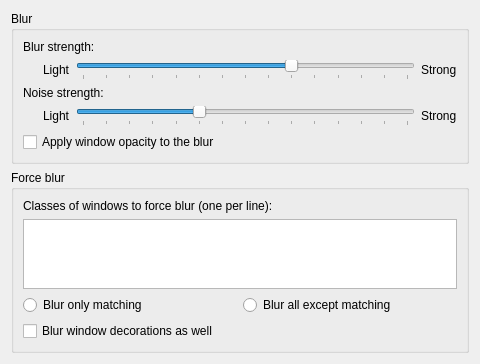
First picture: the form in src/kcm/blur_config.ui, repository taj-ny/kwin-effects-forceblur, before the edit.
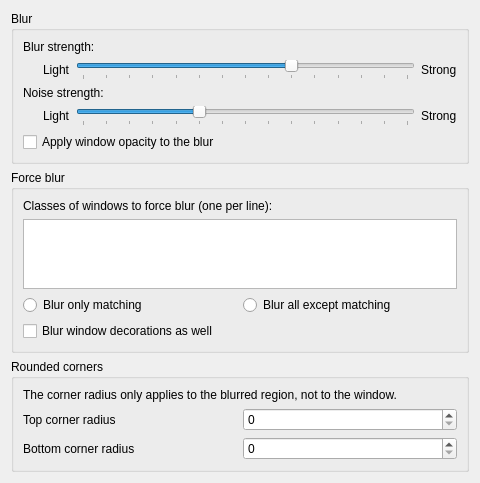
Second picture: the form after the edit.

Commit message: config: add settings for top and bottom corner radius

```diff
--- a/src/kcm/blur_config.ui
+++ b/src/kcm/blur_config.ui
@@ -214,6 +214,58 @@
      </layout>
     </widget>
    </item>
+   <item>
+    <widget class="QGroupBox">
+     <property name="title">
+      <string>Rounded corners</string>
+     </property>
+     <layout class="QVBoxLayout">
+      <item>
+       <widget class="QLabel">
+        <property name="text">
+         <string>The corner radius only applies to the blurred region, not to the window.</string>
+        </property>
+       </widget>
+      </item>
+      <item>
+       <layout class="QHBoxLayout">
+        <item>
+         <widget class="QLabel">
+          <property name="text">
+           <string>Top corner radius</string>
+          </property>
+         </widget>
+        </item>
+        <item>
+         <widget class="QSpinBox" name="kcfg_TopCornerRadius">
+          <property name="minimum">
+           <number>0</number>
+          </property>
+         </widget>
+        </item>
+       </layout>
+      </item>
+      <item>
+       <layout class="QHBoxLayout">
+        <item>
+         <widget class="QLabel">
+          <property name="text">
+           <string>Bottom corner radius</string>
+          </property>
+         </widget>
+        </item>
+        <item>
+         <widget class="QSpinBox" name="kcfg_BottomCornerRadius">
+          <property name="minimum">
+           <number>0</number>
+          </property>
+         </widget>
+        </item>
+       </layout>
+      </item>
+     </layout>
+    </widget>
+   </item>
   </layout>
  </widget>
  <resources/>
```
The commit also changes 3 other files.
